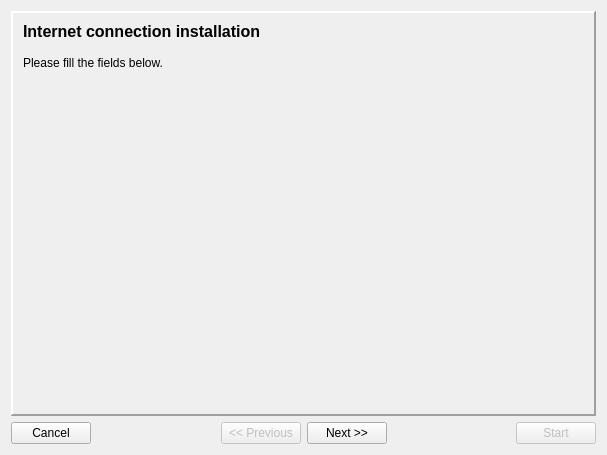
This is install/dlgMain.ui in tbikfalvi/Belenus as Qt 5 draws it before an edit. The edited form follows.
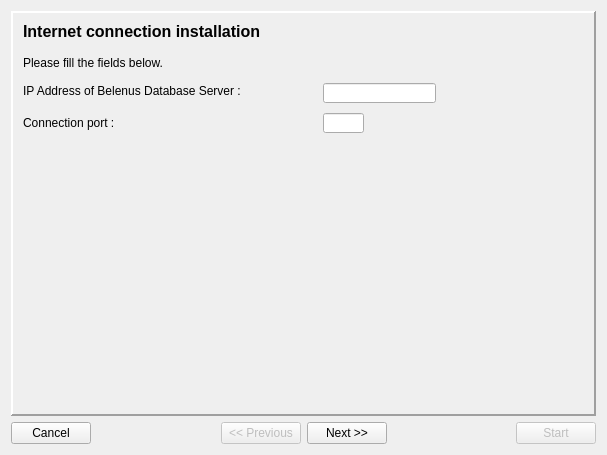
This is the edited form. Icons and pictures are not drawn.

The edit to the form file:
```diff
--- a/install/dlgMain.ui
+++ b/install/dlgMain.ui
@@ -1309,6 +1309,64 @@
         <string>Please fill the fields below.</string>
        </property>
       </widget>
+      <widget class="QLabel" name="lblText6_2">
+       <property name="geometry">
+        <rect>
+         <x>10</x>
+         <y>70</y>
+         <width>281</width>
+         <height>16</height>
+        </rect>
+       </property>
+       <property name="text">
+        <string>IP Address of Belenus Database Server : </string>
+       </property>
+      </widget>
+      <widget class="QLineEdit" name="ledDBIPAddress">
+       <property name="geometry">
+        <rect>
+         <x>310</x>
+         <y>70</y>
+         <width>113</width>
+         <height>20</height>
+        </rect>
+       </property>
+      </widget>
+      <widget class="QLabel" name="lblText6_3">
+       <property name="geometry">
+        <rect>
+         <x>10</x>
+         <y>100</y>
+         <width>130</width>
+         <height>20</height>
+        </rect>
+       </property>
+       <property name="text">
+        <string>Connection port : </string>
+       </property>
+      </widget>
+      <widget class="QLineEdit" name="ledDBIPPort">
+       <property name="geometry">
+        <rect>
+         <x>310</x>
+         <y>100</y>
+         <width>41</width>
+         <height>20</height>
+        </rect>
+       </property>
+       <property name="minimumSize">
+        <size>
+         <width>41</width>
+         <height>0</height>
+        </size>
+       </property>
+       <property name="maximumSize">
+        <size>
+         <width>41</width>
+         <height>16777215</height>
+        </size>
+       </property>
+      </widget>
      </widget>
      <widget class="QWidget" name="page_3">
       <widget class="QLabel" name="lblTitleClientInstall">
```
Left out of the diff: 2 changed lines with no effect on the pictures.
